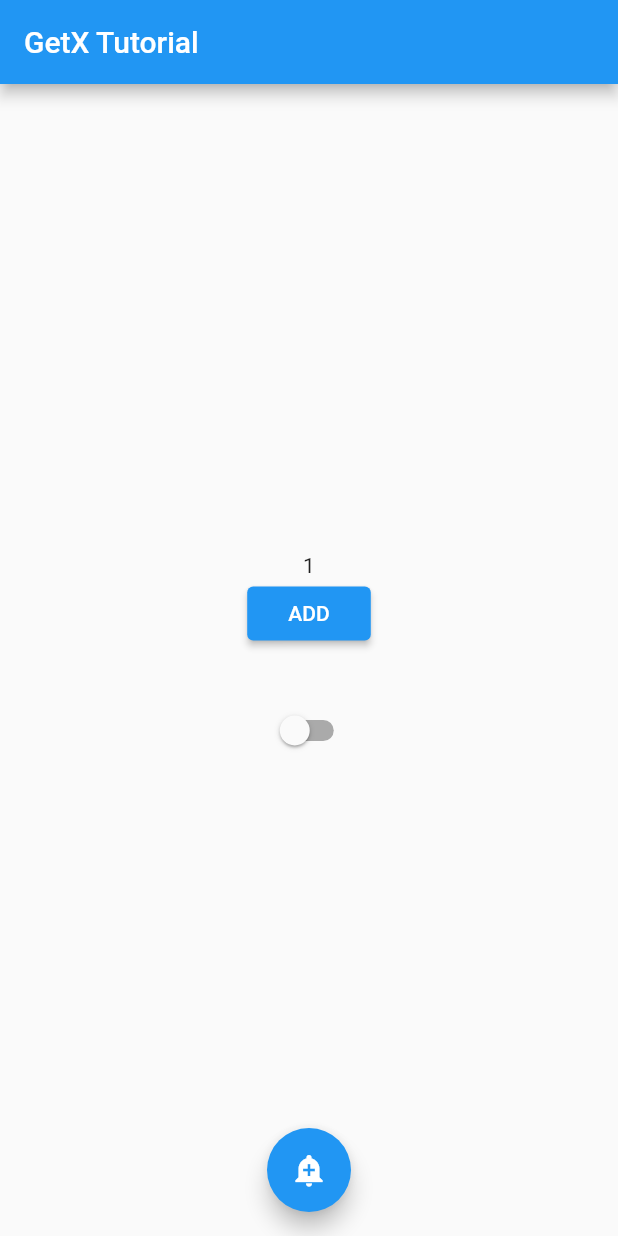
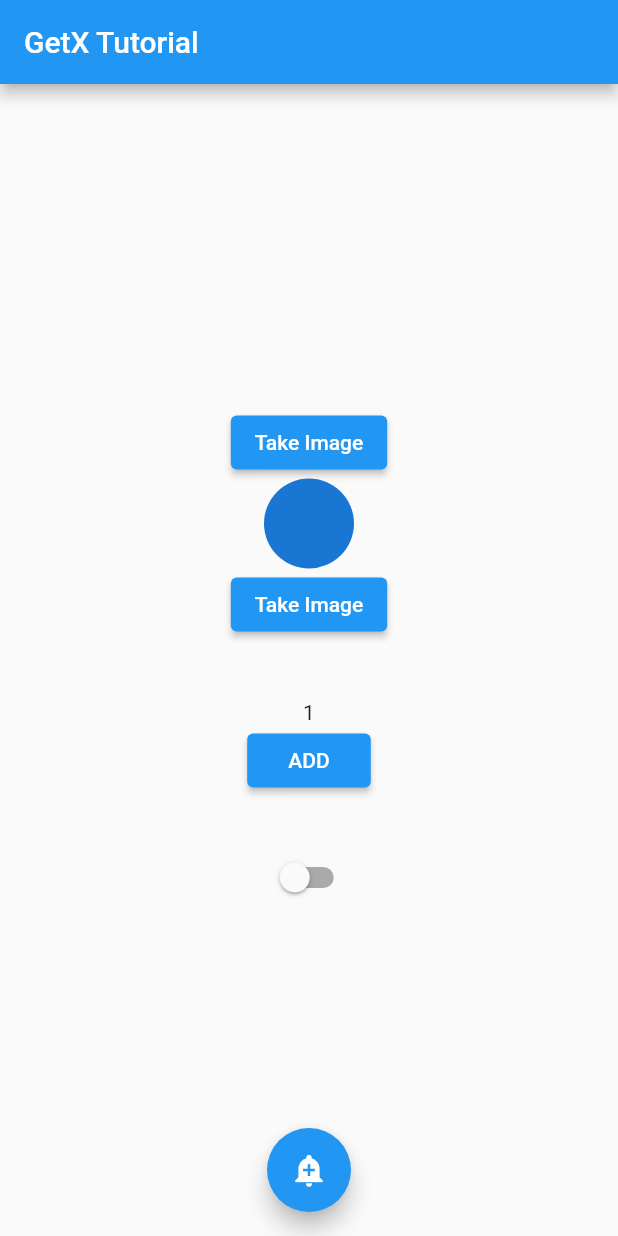
Before and after one commit to shammaskhann/GetX_practise_app, a Flutter app: the screen it shows after launch, on a phone screen of 412 x 824 dp. Run offline on Flutter 3.47's test engine with Material 2 defaults, Android fonts, the phone set to English and light mode, and no system bars; our stand-ins replace get, image_picker.

Commit message:
"Image Picker with Getx"

```diff
--- a/lib/func/Function.dart
+++ b/lib/func/Function.dart
@@ -11,7 +11,7 @@
     if(togg){
       Get.changeTheme(ThemeData.dark());
     }
-    else if(!togg){
+    else{
       Get.changeTheme(ThemeData.light());
     }
   }
--- /dev/null
+++ b/lib/func/ImagePickerController.dart
@@ -0,0 +1,13 @@
+import 'package:get/get.dart';
+import 'package:image_picker/image_picker.dart';
+
+class ImagePickerController extends GetxController{
+  RxString imagePath =''.obs;
+  Future getImage() async {
+    final ImagePicker imagepicker = ImagePicker();
+    final image = await imagepicker.pickImage(source: ImageSource.camera);
+    if(image != null){
+      imagePath.value = image.path.toString();
+    }
+  }
+}
--- a/lib/screens/home_screen.dart
+++ b/lib/screens/home_screen.dart
@@ -1,47 +1,83 @@
+import 'dart:io';
+
 import 'package:flutter/material.dart';
 import 'package:get/get.dart';
+import 'package:image_picker/image_picker.dart';
 import 'package:practice_getx/func/Function.dart';
+import 'package:practice_getx/func/ImagePickerController.dart';
 
 class HomeScreen extends StatelessWidget {
   const HomeScreen({super.key});
 
   @override
   Widget build(BuildContext context) {
+    ImagePickerController imagecontroller = Get.put(ImagePickerController());
     AppFunctions func = Get.put(AppFunctions());
-    var togg= false;
     return Scaffold(
       appBar: AppBar(
-        title: Text('GetX Tutorial'),
+        title: const Text('GetX Tutorial'),
       ),
       body: Center(
         child: Column(
-          mainAxisAlignment: MainAxisAlignment.center,
+          mainAxisAlignment: MainAxisAlignment.start,
           crossAxisAlignment: CrossAxisAlignment.center,
           mainAxisSize: MainAxisSize.min,
           children: [
-            Obx(() => Text(func.sec.toString(),),),
-            Container(
+            ElevatedButton(onPressed:(){
+              imagecontroller.getImage();
+            }, child: const Text("Take Image")),
+            Obx((){ return
+              Column(
+                mainAxisAlignment: MainAxisAlignment.center,
+                crossAxisAlignment: CrossAxisAlignment.center,
+                children: [
+                  CircleAvatar(
+                    radius: 30,
+                    backgroundImage: imagecontroller.imagePath.isNotEmpty ?
+                    FileImage(File(imagecontroller.imagePath.toString()),
+                    ) : null
+                  ),
+                  ElevatedButton(onPressed:(){
+                    imagecontroller.getImage();
+                  }, child: const Text("Take Image")),
+                ],
+              );
+            }
+
+            ),
+            const  SizedBox(
+              height: 40,
+            ),
+            Obx(
+              () => Text(
+                func.sec.toString(),
+              ),
+            ),
+            SizedBox(
               width: Get.width * 0.2,
-              child: ElevatedButton(onPressed:(){
+              child: ElevatedButton(
+                  onPressed: () {
                     func.secondsCounter();
-              }, child: const Center(
+                  },
+                  child: const Center(
                     child: Text('ADD'),
                   )),
             ),
             const SizedBox(
               height: 30,
             ),
-            Switch(value: togg, onChanged:(value){
-                func.toggleDarkMode(togg);
-                togg=!togg;
+            Obx(() => Switch(
+                value: func.darKmode.value,
+                onChanged: (value) {func.toggleDarkMode(value);
+                func.darKmode.value= value ;
                 }
-              ),
+            )),
           ],
         ),
       ),
       floatingActionButton: FloatingActionButton(
-          child: Icon(Icons.add_alert),
-          onPressed:(){
+          child: const Icon(Icons.add_alert),
+          onPressed: () {
             Get.snackbar("Main Heading", "subtitle");
           }),
       floatingActionButtonLocation: FloatingActionButtonLocation.centerFloat,
--- a/pubspec.yaml
+++ b/pubspec.yaml
@@ -36,6 +36,8 @@
   # Use with the CupertinoIcons class for iOS style icons.
   cupertino_icons: ^1.0.2
   get: ^4.6.5
+  image_picker:
+  http:
 
 dev_dependencies:
   flutter_test:
```
Also changed, not shown: pubspec.lock, 6 other files. Lines whose indentation alone changed are shown as unchanged.
